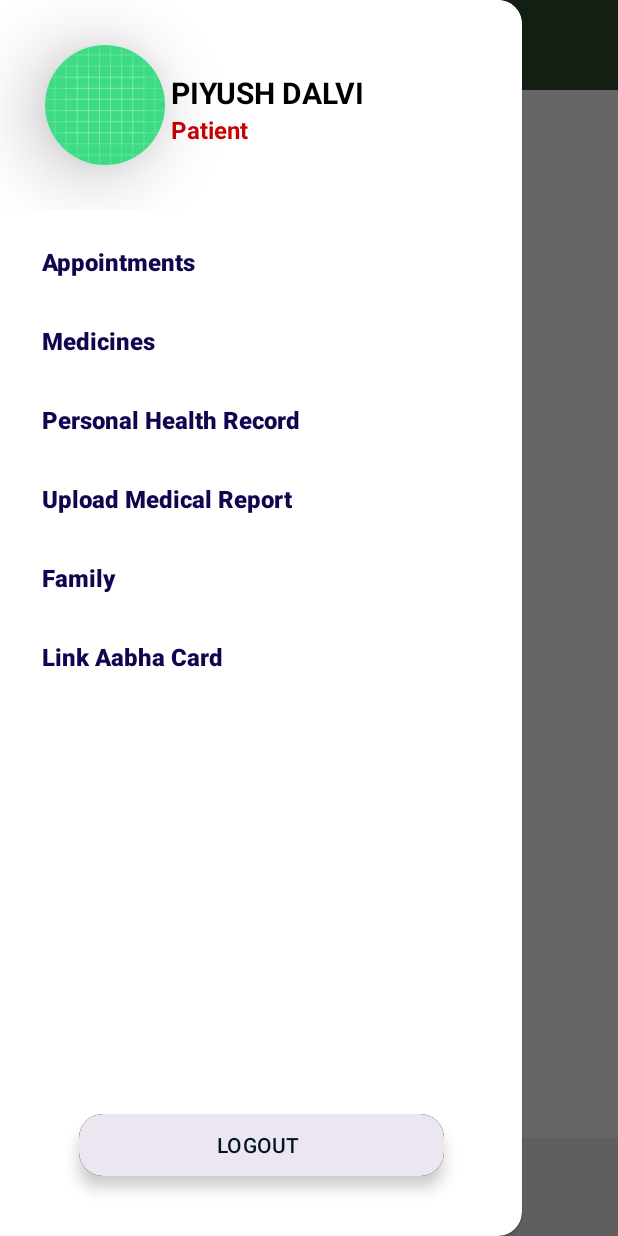
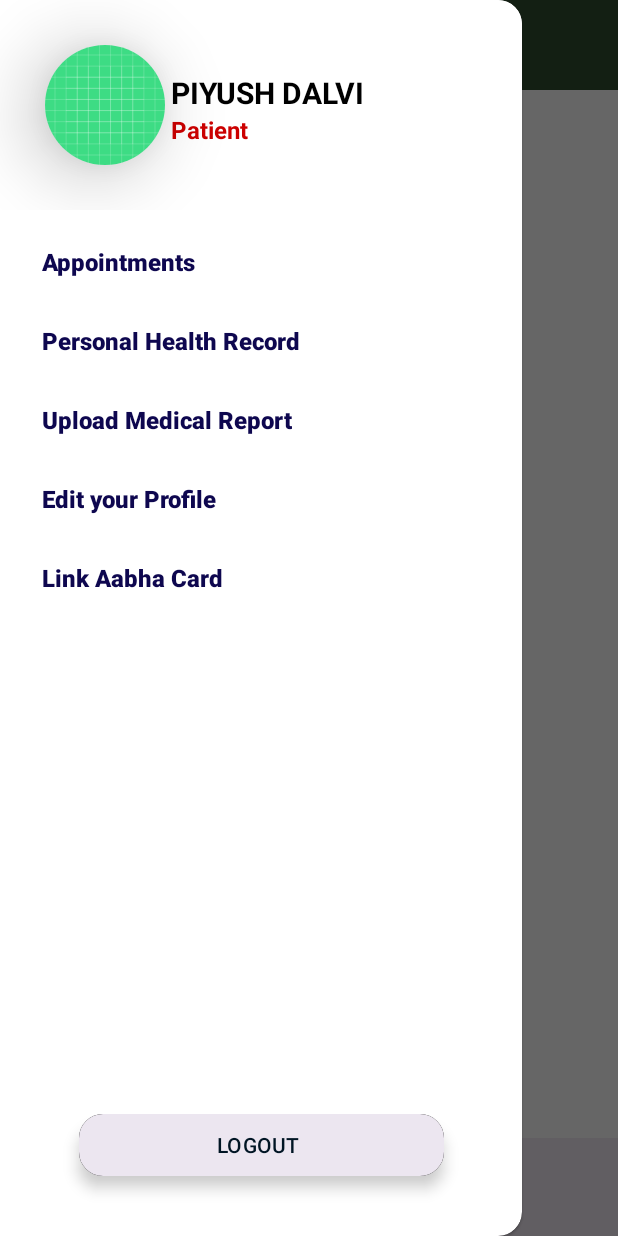
Before and after one commit to PIYUSH-69/Health-care_NFC, an Android app: the Patient_main screen opened directly, with no data from a screen before it, with the side drawer open, on a phone screen of 412 x 824 dp. Run offline under Robolectric (Android 15) with nearby library versions, the phone set to English and light mode, and no system bars.

Commit message:
BASE CHANGES

```diff
--- a/app/src/main/res/menu/b_nav.xml
+++ b/app/src/main/res/menu/b_nav.xml
@@ -9,7 +9,7 @@
     <item
         android:id="@+id/form"
         android:iconTint="#0D1542"
-        android:title="FORM"/>
+        android:title="Fill form"/>
 
     <item
         android:id="@+id/profile"
--- a/app/src/main/res/menu/patient_nav.xml
+++ b/app/src/main/res/menu/patient_nav.xml
@@ -8,10 +8,6 @@
         android:title="Appointments" />
 
     <item
-        android:id="@+id/Medication"
-        android:title="Medicines"/>
-
-    <item
         android:id="@+id/record"
         android:title="Personal Health Record"/>
 
@@ -20,8 +16,8 @@
         android:title="Upload Medical Report" />
 
     <item
-        android:id="@+id/family"
-        android:title="Family" />
+        android:id="@+id/profile"
+        android:title="Edit your Profile" />
 
     <item
         android:id="@+id/ayucard"
```
